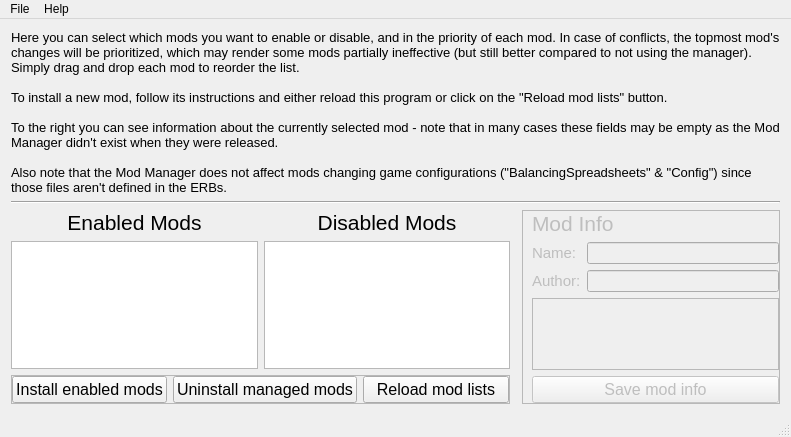
The window that modmanager/UI_MainWindow.ui (leiftiger/EG_Tools) describes before a commit, drawn with Qt 5.
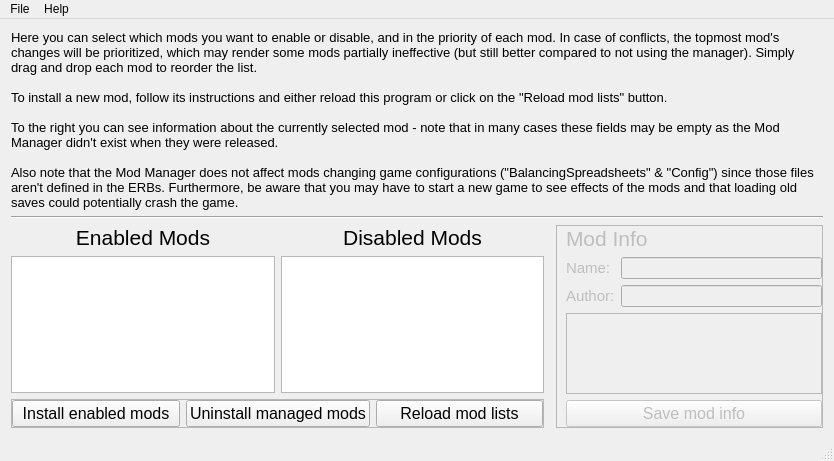
The same window after the commit.

What changed in the file:
```diff
--- a/modmanager/UI_MainWindow.ui
+++ b/modmanager/UI_MainWindow.ui
@@ -6,14 +6,14 @@
    <rect>
     <x>0</x>
     <y>0</y>
-    <width>791</width>
-    <height>437</height>
+    <width>834</width>
+    <height>461</height>
    </rect>
   </property>
   <property name="minimumSize">
    <size>
-    <width>791</width>
-    <height>437</height>
+    <width>834</width>
+    <height>461</height>
    </size>
   </property>
   <property name="windowTitle">
@@ -272,7 +272,7 @@
 
 To the right you can see information about the currently selected mod - note that in many cases these fields may be empty as the Mod Manager didn't exist when they were released.
 
-Also note that the Mod Manager does not affect mods changing game configurations (&quot;BalancingSpreadsheets&quot; &amp; &quot;Config&quot;) since those files aren't defined in the ERBs.</string>
+Also note that the Mod Manager does not affect mods changing game configurations (&quot;BalancingSpreadsheets&quot; &amp; &quot;Config&quot;) since those files aren't defined in the ERBs. Furthermore, be aware that you may have to start a new game to see effects of the mods and that loading old saves could potentially crash the game.</string>
       </property>
       <property name="wordWrap">
        <bool>true</bool>
@@ -296,7 +296,7 @@
     <rect>
      <x>0</x>
      <y>0</y>
-     <width>791</width>
+     <width>834</width>
      <height>21</height>
     </rect>
    </property>
```
